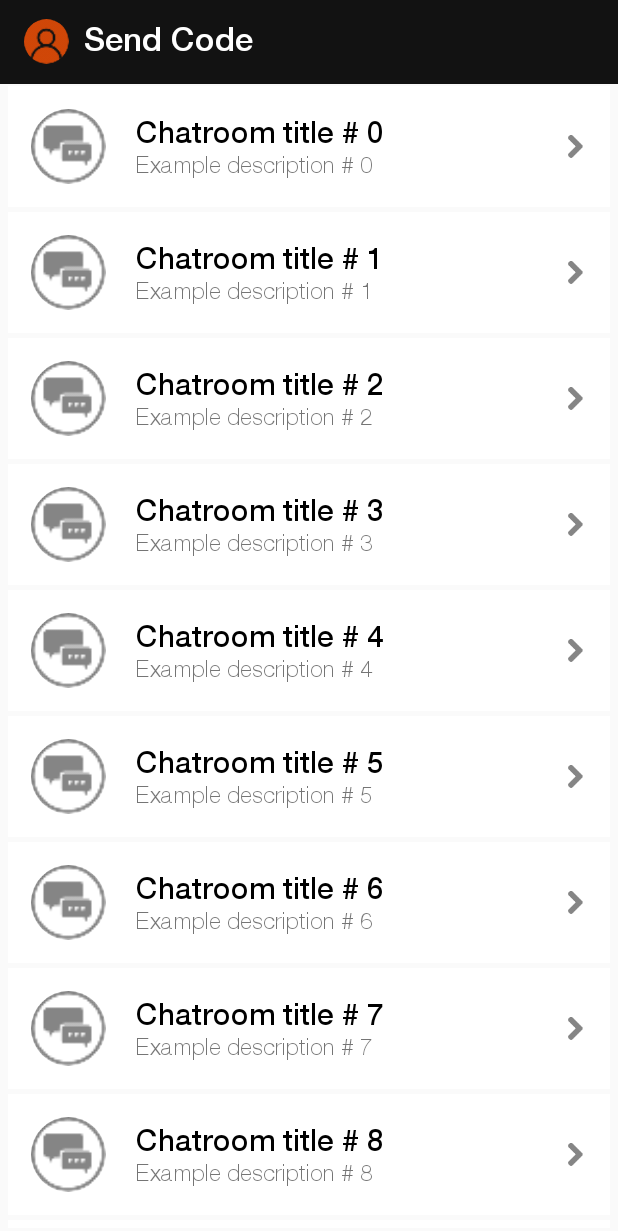
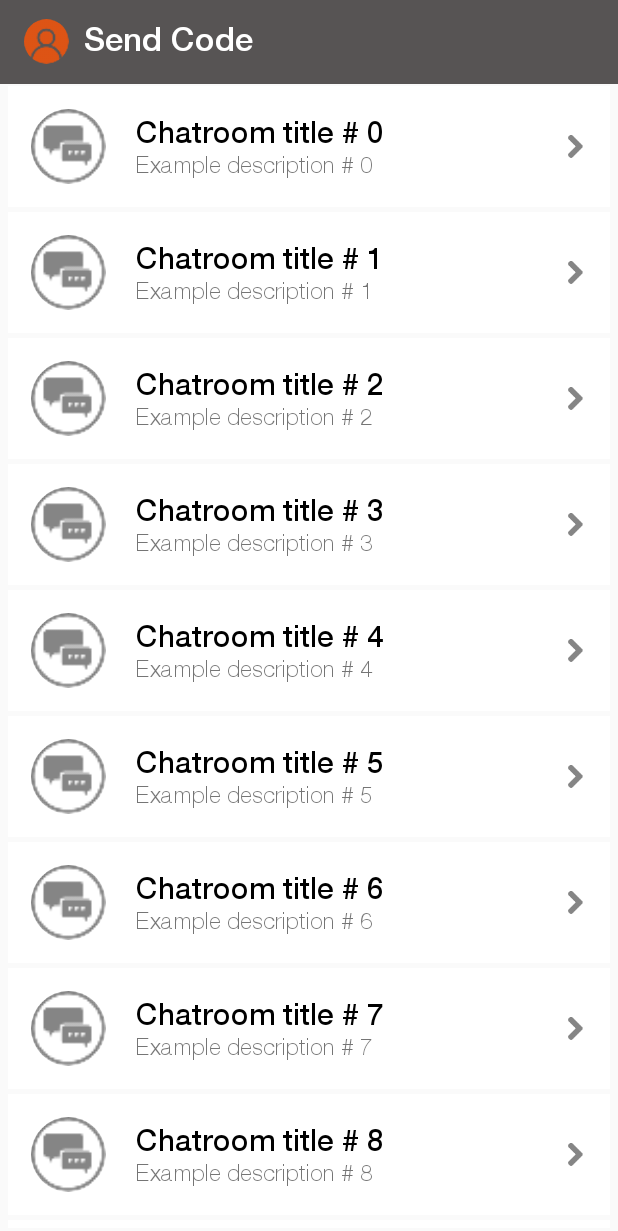
Before and after one commit to Yuki44/SendCodeChatApp, an Android app: the screen it shows after launch (ChatroomsListActivity), on a phone screen of 412 x 824 dp. Shown: the top 1231 px of the screen. Run offline under Robolectric (Android 15) with nearby library versions, the phone set to English and light mode, and no system bars; our stand-ins replace CircleImageView.

Commit message:
changing app colors

```diff
--- a/app/src/main/res/layout/snippet_toolbar_chatroom_list.xml
+++ b/app/src/main/res/layout/snippet_toolbar_chatroom_list.xml
@@ -10,7 +10,7 @@
     <androidx.appcompat.widget.Toolbar
         android:layout_width="match_parent"
         android:layout_height="?attr/actionBarSize"
-        android:background="?attr/colorPrimaryDark">
+        android:background="?attr/colorPrimary">
 
         <LinearLayout
             android:id="@+id/linearLayout"
@@ -25,8 +25,7 @@
                 android:layout_height="30dp"
                 app:civ_border_color="@color/darkGrey"
                 app:civ_border_width="0dp"
-                android:src="@drawable/ic_user_no_photo"
-                />
+                android:src="@drawable/ic_user_no_photo" />
 
             <TextView
                 android:layout_width="wrap_content"
@@ -38,8 +37,6 @@
                 android:layout_marginStart="10dp"
                 />
 
-
-
         </LinearLayout>
 
     </androidx.appcompat.widget.Toolbar>
--- a/app/src/main/res/values/colors.xml
+++ b/app/src/main/res/values/colors.xml
@@ -1,8 +1,8 @@
 <?xml version="1.0" encoding="utf-8"?>
 <resources>
-    <color name="colorPrimary">#008577</color>
+    <color name="colorPrimary">#575454</color>
     <color name="colorPrimaryDark">#121212</color>
-    <color name="colorAccent">#FF6E4C</color>
+    <color name="colorAccent">#00c3ff</color>
     //Extra colors
     <color name="white">#fff</color>
     <color name="black">#000</color>
```
